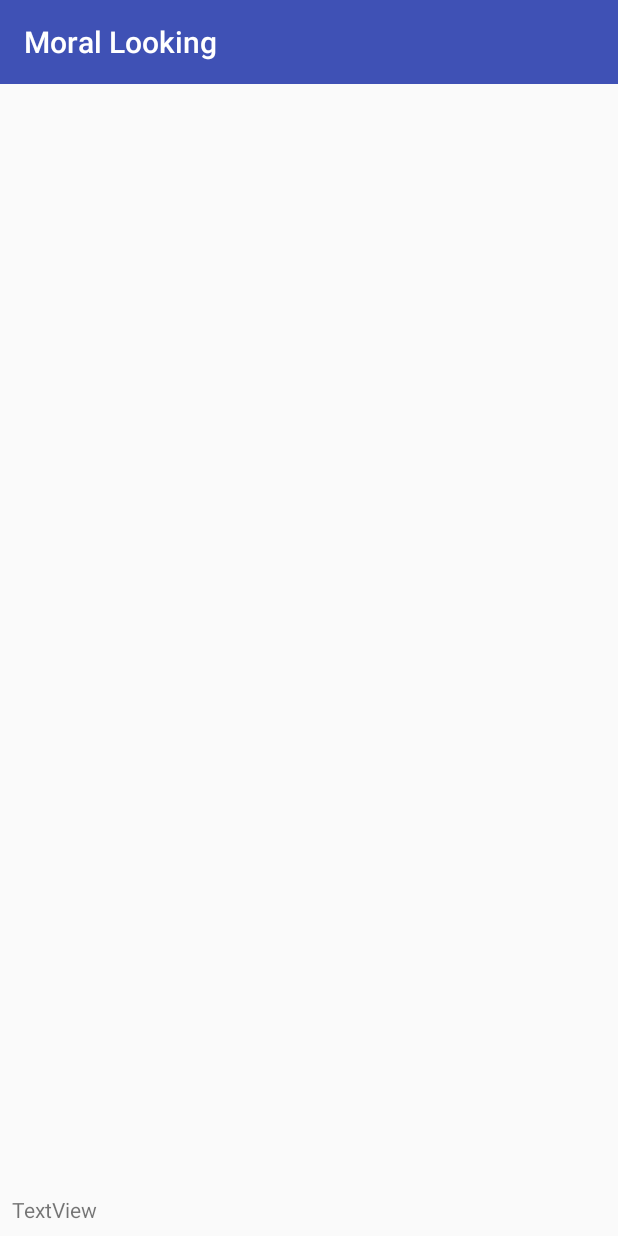
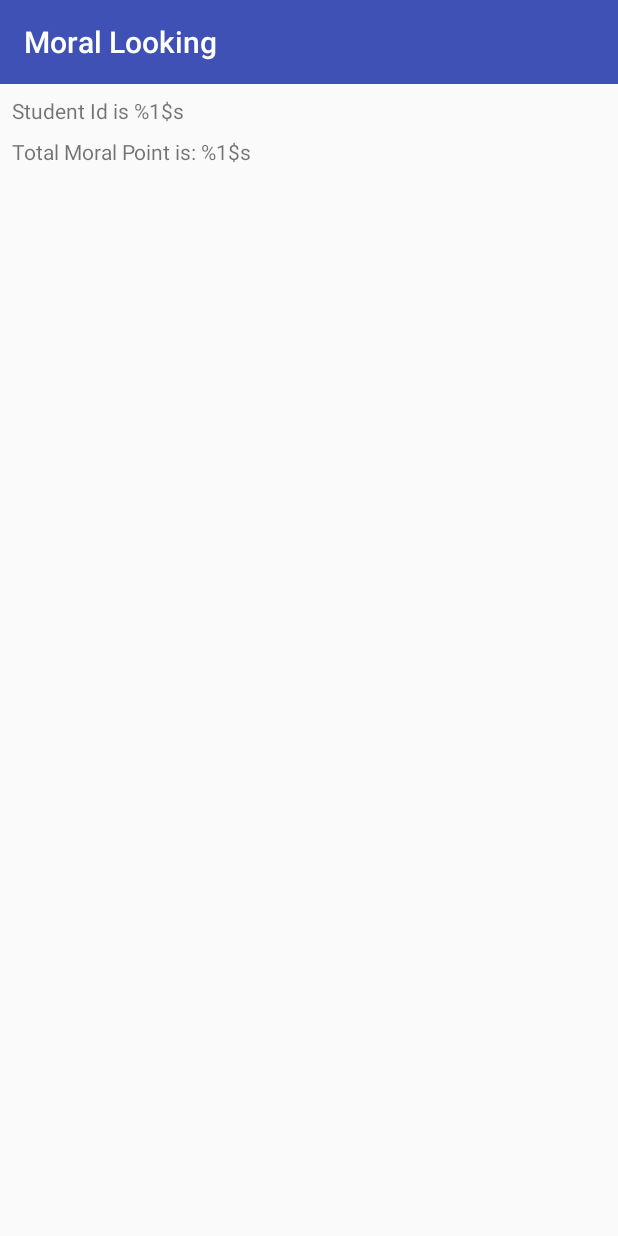
Before and after one commit to wafer-li/Moral, an Android app: the layout activity_moral_looking.xml on its own in the app's theme, with its tools: preview values and no code run, on a phone screen of 412 x 824 dp. Run offline under Robolectric (Android 15) with nearby library versions, the phone set to English and light mode, and no system bars.

Commit message:
MoralLooking: Add student id and readjust the total point

```diff
--- a/app/src/main/kotlin/com/wafer/moral/MoralLookingActivity.kt
+++ b/app/src/main/kotlin/com/wafer/moral/MoralLookingActivity.kt
@@ -17,6 +17,8 @@ class MoralLookingActivity : AppCompatActivity() {
         setContentView(R.layout.activity_moral_looking)
 
         val studentId = intent.getStringExtra(Constants.STUDENT_ID)
+
+        student_id.text = getString(R.string.student_id_is).format(studentId)
 
         ApiManager.service.getActivites(studentId).enqueue(object : Callback<ActivitiesResponse> {
             override fun onFailure(call: Call<ActivitiesResponse>?, t: Throwable?) {
--- a/app/src/main/res/layout/activity_moral_looking.xml
+++ b/app/src/main/res/layout/activity_moral_looking.xml
@@ -20,31 +20,42 @@
             app:layout_constraintTop_toTopOf="parent"
             />
 
+    <TextView
+            android:text="@string/student_id_is"
+            android:layout_width="0dp"
+            android:layout_height="wrap_content"
+            android:id="@+id/student_id"
+            app:layout_constraintLeft_toLeftOf="parent"
+            android:layout_marginLeft="8dp"
+            android:layout_marginRight="8dp"
+            app:layout_constraintRight_toRightOf="parent"
+            android:layout_marginTop="8dp"
+            app:layout_constraintTop_toBottomOf="@+id/moral_toolbar"/>
+
+    <TextView
+            android:layout_width="0dp"
+            android:layout_height="wrap_content"
+            android:id="@+id/total_point"
+            android:layout_marginLeft="8dp"
+            app:layout_constraintLeft_toLeftOf="parent"
+            android:layout_marginRight="8dp"
+            app:layout_constraintRight_toRightOf="parent"
+            app:layout_constraintHorizontal_bias="0.0"
+            android:layout_marginTop="8dp"
+            app:layout_constraintTop_toBottomOf="@+id/student_id"
+            android:text="@string/moral_is"/>
+
     <android.support.v7.widget.RecyclerView
             android:layout_width="0dp"
             android:layout_height="0dp"
+            android:id="@+id/events"
             android:layout_marginRight="8dp"
             app:layout_constraintRight_toRightOf="parent"
             android:layout_marginLeft="8dp"
             app:layout_constraintLeft_toLeftOf="parent"
-            app:layout_constraintHorizontal_bias="0.0"
             android:layout_marginTop="8dp"
-            app:layout_constraintTop_toBottomOf="@+id/moral_toolbar"
-            android:id="@+id/events"
-            android:layout_marginBottom="8dp"
-            app:layout_constraintBottom_toTopOf="@+id/total_point"
-            app:layout_constraintVertical_bias="0.0"/>
-
-    <TextView
-            android:text="TextView"
-            android:layout_width="0dp"
-            android:layout_height="wrap_content"
-            android:id="@+id/total_point"
+            app:layout_constraintTop_toBottomOf="@+id/total_point"
             app:layout_constraintBottom_toBottomOf="parent"
-            android:layout_marginBottom="8dp"
-            android:layout_marginLeft="8dp"
-            app:layout_constraintLeft_toLeftOf="parent"
-            android:layout_marginRight="8dp"
-            app:layout_constraintRight_toRightOf="parent"/>
+            android:layout_marginBottom="8dp"/>
 
 </android.support.constraint.ConstraintLayout>
--- a/app/src/main/res/values/strings.xml
+++ b/app/src/main/res/values/strings.xml
@@ -12,6 +12,7 @@
 
     <!-- Moral Looking -->
     <string name="moral_looking_title">Moral Looking</string>
+    <string name="student_id_is">Student Id is %1$s</string>
     <string name="moral_is">Total Moral Point is: %1$s</string>
     <string name="grade_is">Moral Grade is: %1$s</string>
 
```
